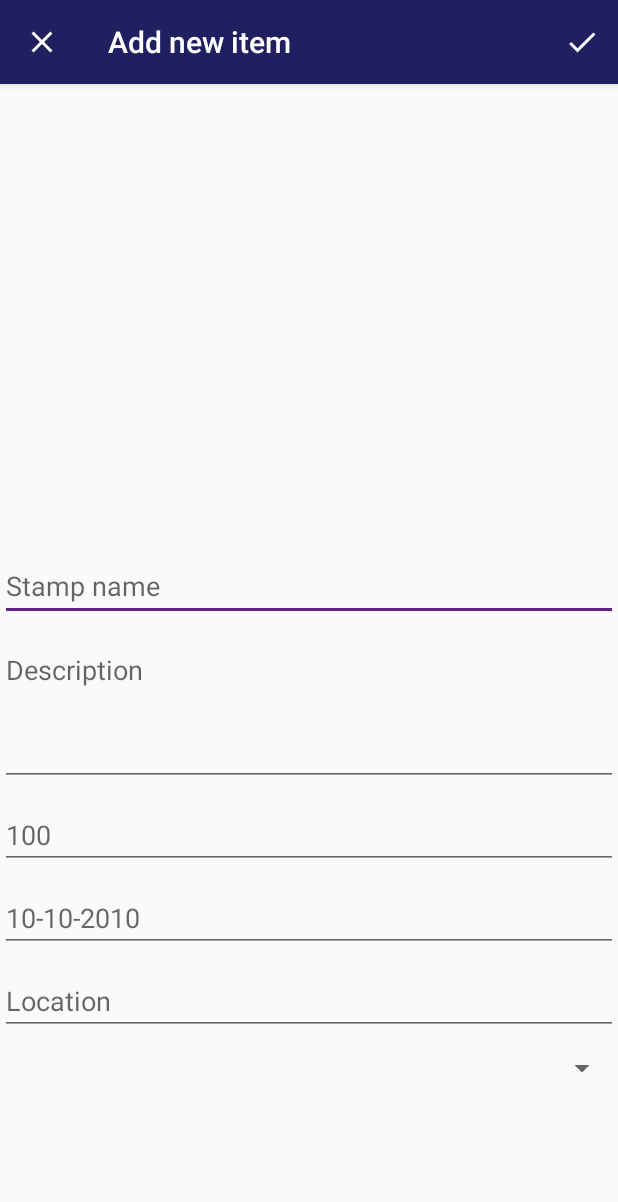
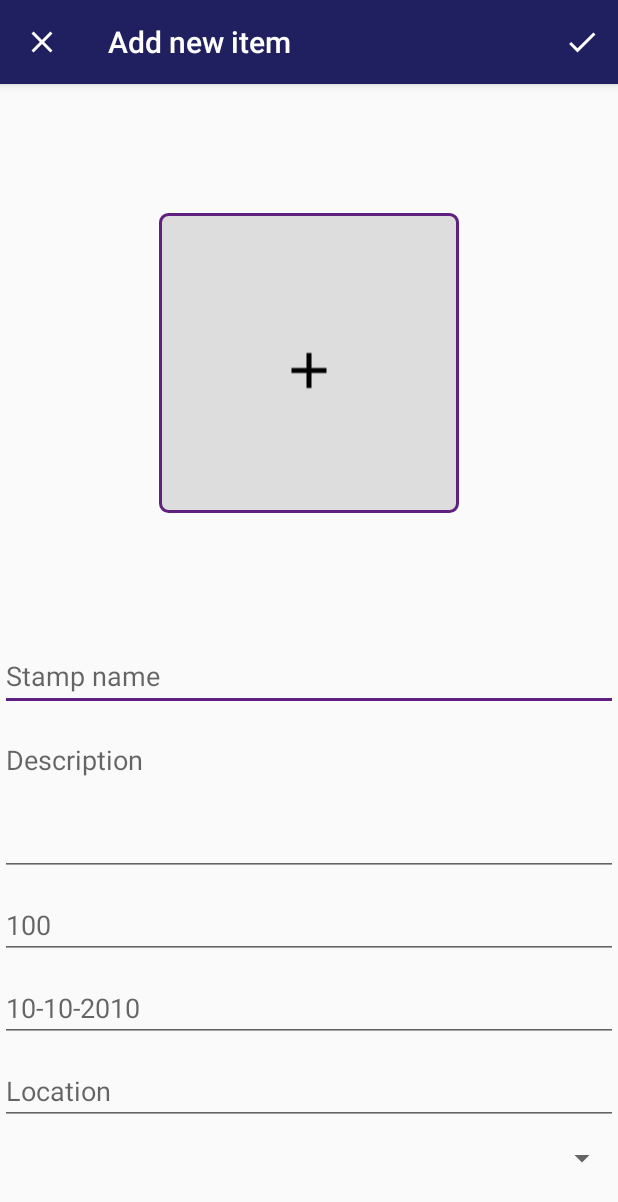
Before and after one commit to tungstencode/AndroidProject_Tema24_Filatelia, an Android app: the AddItemActivity screen opened directly, with no data from a screen before it, on a phone screen of 412 x 824 dp. Shown: the top 1202 px of the screen. Run offline under Robolectric (Android 15) with nearby library versions, the phone set to English and light mode, and no system bars; 2 statements that could not run were skipped.

Commit message:
added image in add item actv and a border style

```diff
--- a/Filatelie3/app/src/main/java/com/partenie/alex/filatelie/AddItemActivity.java
+++ b/Filatelie3/app/src/main/java/com/partenie/alex/filatelie/AddItemActivity.java
@@ -36,6 +36,10 @@ public class AddItemActivity extends AppCompatActivity {
     protected void onCreate(Bundle savedInstanceState) {
         super.onCreate(savedInstanceState);
         setContentView(R.layout.activity_add_item);
+        preload();
+    }
+
+    private void preload(){
         this.getSupportActionBar().setDisplayHomeAsUpEnabled(true);
         this.getSupportActionBar().setHomeAsUpIndicator(R.drawable.ic_close_white_24dp);
         this.getSupportActionBar().setTitle(R.string.add_item_app_bar_title);
@@ -54,8 +58,9 @@ public class AddItemActivity extends AppCompatActivity {
         switch (item.getItemId()) {
             case android.R.id.home:
                 finish();
+                return true;
             case R.id.done_action:
-                Toast.makeText(this, "a mers sper", Toast.LENGTH_SHORT).show();
+                Toast.makeText(this, item.getItemId()+"", Toast.LENGTH_SHORT).show();
                 finish();
                 return true;
         }
--- /dev/null
+++ b/Filatelie3/app/src/main/res/drawable/border.xml
@@ -0,0 +1,21 @@
+<?xml version="1.0" encoding="utf-8"?>
+<shape xmlns:android="http://schemas.android.com/apk/res/android"
+    android:shape="rectangle" >
+
+    <!-- View background color -->
+    <solid
+        android:color="#dddddd" >
+    </solid>
+
+    <!-- View border color and width -->
+    <stroke
+        android:width="2dp"
+        android:color="@color/colorAccent" >
+    </stroke>
+
+    <!-- The radius makes the corners rounded -->
+    <corners
+        android:radius="5dp"   >
+    </corners>
+
+</shape>
--- /dev/null
+++ b/Filatelie3/app/src/main/res/drawable/ic_add_black_24dp.xml
@@ -0,0 +1,9 @@
+<vector xmlns:android="http://schemas.android.com/apk/res/android"
+        android:width="24dp"
+        android:height="24dp"
+        android:viewportWidth="24.0"
+        android:viewportHeight="24.0">
+    <path
+        android:fillColor="#FF000000"
+        android:pathData="M19,13h-6v6h-2v-6H5v-2h6V5h2v6h6v2z"/>
+</vector>
--- a/Filatelie3/app/src/main/res/layout/activity_add_item.xml
+++ b/Filatelie3/app/src/main/res/layout/activity_add_item.xml
@@ -66,7 +66,40 @@
         android:id="@+id/item_type"
         android:layout_width="match_parent"
         android:layout_height="wrap_content"
-        android:layout_marginBottom="100dp"
+        android:layout_marginBottom="40dp"
         app:layout_constraintBottom_toBottomOf="parent"
         tools:layout_editor_absoluteX="16dp" />
+
+
+
+    <LinearLayout
+        android:id="@+id/stamp_photo"
+        android:orientation="vertical"
+        android:background="@drawable/border"
+        android:layout_width="200dp"
+
+        android:layout_height="200dp"
+        app:layout_constraintBottom_toTopOf="@+id/item_name"
+        app:layout_constraintEnd_toEndOf="parent"
+        app:layout_constraintStart_toStartOf="parent"
+
+        app:layout_constraintTop_toTopOf="parent">
+        <ImageView
+            android:id="@+id/img"
+            android:layout_gravity="center"
+            android:layout_marginTop="10dp"
+            android:adjustViewBounds="true"
+            android:layout_width="40dp"
+            android:layout_height="match_parent"
+            app:srcCompat="@drawable/ic_add_black_24dp"/>
+<!--        <TextView-->
+<!--            android:id="@+id/title"-->
+<!--            android:layout_width="wrap_content"-->
+<!--            android:layout_height="wrap_content"-->
+<!--            android:layout_gravity="center"-->
+<!--            android:text="Add Photo"-->
+<!--            android:textColor="#000"-->
+<!--            android:textSize="30dp"-->
+<!--            android:textStyle="bold" />-->
+    </LinearLayout>
 </androidx.constraintlayout.widget.ConstraintLayout>
```
Also changed, not shown: 171 other files.
